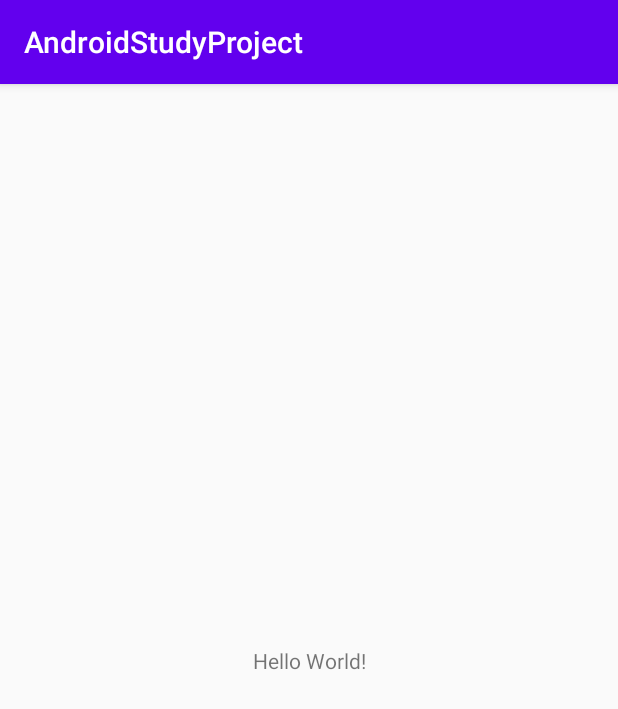
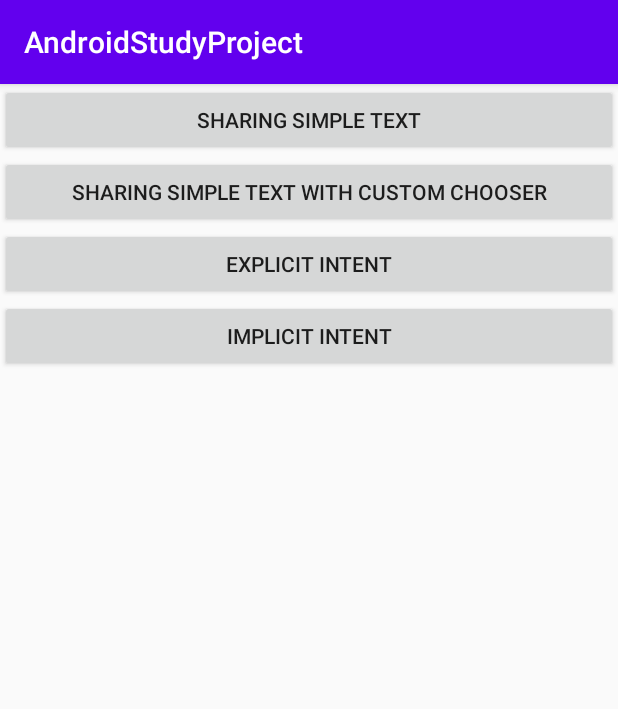
Before and after one commit to vikas1993/AndroidStudyCode, an Android app: the screen it shows after launch (MainActivity), on a phone screen of 412 x 824 dp. Shown: the top 709 px of the screen. Run offline under Robolectric (Android 15) with nearby library versions, the phone set to English and light mode, and no system bars.

Commit message:
Chapter 4

```diff
--- a/app/src/main/AndroidManifest.xml
+++ b/app/src/main/AndroidManifest.xml
@@ -9,6 +9,7 @@
         android:roundIcon="@mipmap/ic_launcher_round"
         android:supportsRtl="true"
         android:theme="@style/AppTheme">
+        <activity android:name=".SecondActivity"></activity>
         <activity android:name=".MainActivity">
             <intent-filter>
                 <action android:name="android.intent.action.MAIN" />
--- a/app/src/main/res/layout/activity_main.xml
+++ b/app/src/main/res/layout/activity_main.xml
@@ -1,18 +1,36 @@
 <?xml version="1.0" encoding="utf-8"?>
-<androidx.constraintlayout.widget.ConstraintLayout xmlns:android="http://schemas.android.com/apk/res/android"
+<LinearLayout xmlns:android="http://schemas.android.com/apk/res/android"
     xmlns:app="http://schemas.android.com/apk/res-auto"
     xmlns:tools="http://schemas.android.com/tools"
     android:layout_width="match_parent"
     android:layout_height="match_parent"
+    android:orientation="vertical"
     tools:context=".MainActivity">
 
-    <TextView
-        android:layout_width="wrap_content"
+    <Button
+        android:layout_width="match_parent"
         android:layout_height="wrap_content"
-        android:text="Hello World!"
-        app:layout_constraintBottom_toBottomOf="parent"
-        app:layout_constraintLeft_toLeftOf="parent"
-        app:layout_constraintRight_toRightOf="parent"
-        app:layout_constraintTop_toTopOf="parent" />
+        android:text="Sharing Simple Text"
+        android:onClick="shareText"
+        />
 
-</androidx.constraintlayout.widget.ConstraintLayout>
+    <Button
+        android:layout_width="match_parent"
+        android:layout_height="wrap_content"
+        android:text="Sharing Simple Text with custom chooser"
+        android:onClick="shareTextCustom"
+        />
+    <Button
+        android:layout_width="match_parent"
+        android:layout_height="wrap_content"
+        android:text="Explicit Intent"
+        android:onClick="ExplicitIntent"
+        />
+    <Button
+        android:layout_width="match_parent"
+        android:layout_height="wrap_content"
+        android:text="Implicit Intent"
+        android:onClick="ImplicitIntent"
+        />
+
+</LinearLayout>
```
Also changed, not shown: app/src/main/java/com/nit/androidstudyproject/MainActivity.java (+33 -0 lines), app/src/main/java/com/nit/androidstudyproject/SecondActivity.java (added, +14 -0 lines), app/src/main/res/layout/activity_second.xml (added, +14 -0 lines).
